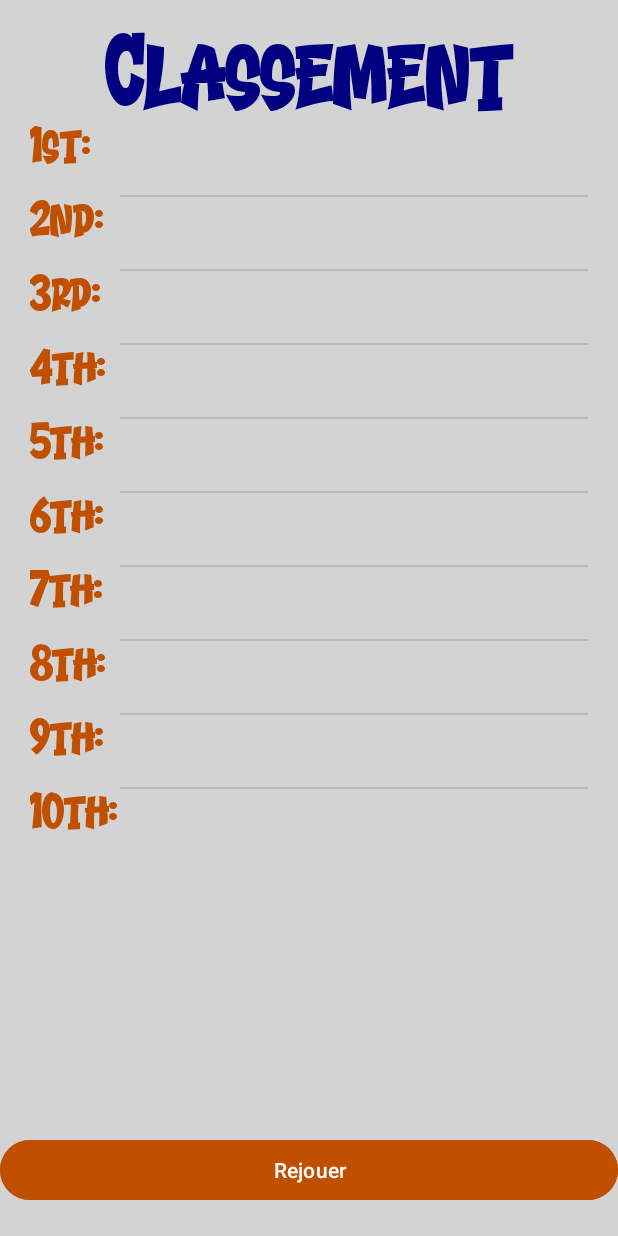
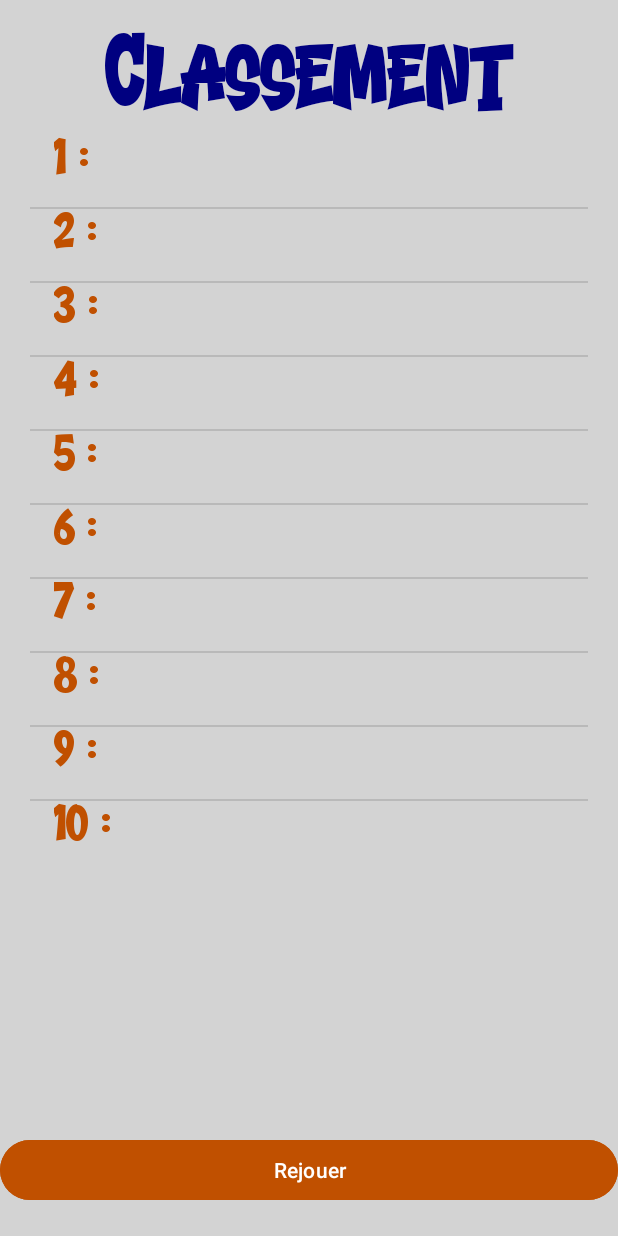
Before and after one commit to Develay/AndroidProject, an Android app: the LeaderBoard screen opened directly, with no data from a screen before it, on a phone screen of 412 x 824 dp. Run offline under Robolectric (Android 15) with nearby library versions, the phone set to English and light mode, and no system bars.

Commit message:
Rotate design

```diff
--- a/app/src/main/java/com/example/android_project/LeaderBoard.java
+++ b/app/src/main/java/com/example/android_project/LeaderBoard.java
@@ -2,6 +2,7 @@ package com.example.android_project;
 
 import android.content.Intent;
 import android.os.Bundle;
+import android.widget.AbsListView;
 import android.widget.ArrayAdapter;
 import android.widget.ListView;
 
@@ -17,7 +18,10 @@ public class LeaderBoard extends AppCompatActivity {
     private ActivityLeaderBoardBinding binding;
     private ScoreManager scoreManager;
     private ListView listView;
+    private ListView positionsListView;
     private ArrayAdapter<String> adapter;
+
+    private int currentLevel = 0;
 
     @Override
     protected void onCreate(Bundle savedInstanceState) {
@@ -25,17 +29,57 @@ public class LeaderBoard extends AppCompatActivity {
         binding = ActivityLeaderBoardBinding.inflate(getLayoutInflater());
         setContentView(binding.getRoot());
 
+        // Récupérer les données envoyées via l'intent
+        Bundle extras = getIntent().getExtras();
+        if (extras != null) {
+            // Extraire la valeur de "level" de l'intent
+            int level = extras.getInt("level", 20); // La valeur par défaut est 20 si "level" n'est pas trouvé
+            currentLevel = level;
+        }
+
         scoreManager = new ScoreManager(this);
         listView = findViewById(R.id.listView);
-        List<Resultat> highScores = scoreManager.getHighScores();
+        positionsListView = findViewById(R.id.positionsListView);
+        List<Resultat> highScores = scoreManager.getHighScores(currentLevel);
 
         List<String> displayScores = new ArrayList<>();
-        for (Resultat resultat : highScores) {
-            displayScores.add(resultat.toString());
+        List<String> displayPositions = new ArrayList<>();
+        for (int i = 0; i < highScores.size(); i++) {
+            displayScores.add(highScores.get(i).toString());
+            displayPositions.add(String.valueOf(i + 1 + " :")); // Les positions commencent à 1
         }
 
         adapter = new ArrayAdapter<>(this, R.layout.list_item, displayScores);
         listView.setAdapter(adapter);
+
+        ArrayAdapter<String> positionsAdapter = new ArrayAdapter<>(this, R.layout.position_list_item, displayPositions);
+        positionsListView.setAdapter(positionsAdapter);
+
+        listView.setOnScrollListener(new AbsListView.OnScrollListener() {
+            @Override
+            public void onScrollStateChanged(AbsListView view, int scrollState) {
+                // Pas besoin de faire quoi que ce soit ici
+            }
+
+            @Override
+            public void onScroll(AbsListView view, int firstVisibleItem, int visibleItemCount, int totalItemCount) {
+                // Synchroniser le défilement de positionsListView avec listView
+                positionsListView.setSelection(firstVisibleItem);
+            }
+        });
+
+        positionsListView.setOnScrollListener(new AbsListView.OnScrollListener() {
+            @Override
+            public void onScrollStateChanged(AbsListView view, int scrollState) {
+                // Pas besoin de faire quoi que ce soit ici
+            }
+
+            @Override
+            public void onScroll(AbsListView view, int firstVisibleItem, int visibleItemCount, int totalItemCount) {
+                // Synchroniser le défilement de listView avec positionsListView
+                listView.setSelection(firstVisibleItem);
+            }
+        });
 
         findViewById(R.id.ReplayButton).setOnClickListener(v -> restartGame());
     }
--- a/app/src/main/java/com/example/android_project/Memory.java
+++ b/app/src/main/java/com/example/android_project/Memory.java
@@ -25,7 +25,7 @@ public class Memory extends AppCompatActivity {
 
     private int firstCard, secondCard;
     private boolean isFirst = true;
-    private  float nbCards = 0;
+    private  int nbCards = 0;
 
     private int nbCoups = 0;
 
@@ -139,6 +139,7 @@ public class Memory extends AppCompatActivity {
         Intent intent = new Intent(this, Results.class);
         intent.putExtra("SCORE", nbCoups);
         intent.putExtra("TIMER", timeElapsed);
+        intent.putExtra("level", nbCards);
         startActivity(intent);
         finish();
     }
--- a/app/src/main/java/com/example/android_project/Resultat.java
+++ b/app/src/main/java/com/example/android_project/Resultat.java
@@ -26,7 +26,7 @@ public class Resultat {
         long minutes = (getTime() / 1000) / 60;
         long seconds = (getTime() / 1000) % 60;
         long milliseconds = getTime() % 1000;
-        return getPseudo() + " | Score: " + getScore() + ", Time: " + minutes + ":" + String.format("%02d", seconds) + ":" + milliseconds;
+        return getPseudo() + " \n| Score: " + getScore() + ", Time: " + minutes + ":" + String.format("%02d", seconds) + ":" + milliseconds;
     }
 
     public String getPseudo() {
--- a/app/src/main/java/com/example/android_project/ScoreManager.java
+++ b/app/src/main/java/com/example/android_project/ScoreManager.java
@@ -22,8 +22,8 @@ public class ScoreManager {
         preferences = context.getSharedPreferences(PREFS_NAME, Context.MODE_PRIVATE);
     }
 
-    public void saveHighScore(Resultat resultat) {
-        List<Resultat> highScores = getHighScores();
+    public void saveHighScore(Resultat resultat, int level) {
+        List<Resultat> highScores = getHighScores(level);
 
         if (highScores.size() < MAX_HIGH_SCORES) {
             highScores.add(resultat);
@@ -43,7 +43,7 @@ public class ScoreManager {
         editor.apply();
     }
 
-    public List<Resultat> getHighScores() {
+    public List<Resultat> getHighScores(int level) {
         List<Resultat> highScores = new ArrayList<>();
         for (int i = 0; i < MAX_HIGH_SCORES; i++) {
             int score = preferences.getInt(KEY_HIGH_SCORES + i, 200);
--- a/app/src/main/res/layout/activity_leader_board.xml
+++ b/app/src/main/res/layout/activity_leader_board.xml
@@ -20,134 +20,29 @@
         android:textSize="60sp"
         app:layout_constraintTop_toTopOf="parent" />
 
+    <ScrollView
+        android:layout_width="match_parent"
+        android:layout_height="match_parent"
+        app:layout_constraintBottom_toTopOf="@id/ReplayButton"
+        app:layout_constraintTop_toBottomOf="@id/Leaderboard"
+        android:layout_marginTop="90dp"
+        android:layout_marginBottom="90dp"
+        android:fillViewport="true">
+
         <LinearLayout
             android:layout_width="match_parent"
-            android:layout_height="wrap_content"
+            android:layout_height="0dp"
             android:layout_marginLeft="20dp"
             android:layout_marginRight="20dp"
             android:layout_weight="1"
             android:orientation="horizontal"
-            android:weightSum="2"
-            app:layout_constraintTop_toBottomOf="@id/Leaderboard">
+            android:weightSum="2">
 
-            <LinearLayout
-                android:layout_width="120dp"
+            <ListView
+                android:id="@+id/positionsListView"
+                android:layout_width="wrap_content"
                 android:layout_height="wrap_content"
-                android:layout_weight="1"
-                android:orientation="vertical"
-                android:weightSum="5">
-
-                <TextView
-                    android:id="@+id/Position0"
-                    android:layout_width="wrap_content"
-                    android:layout_height="wrap_content"
-                    android:layout_marginBottom="18dp"
-                    android:layout_weight="1"
-                    android:fontFamily="@font/gemstone"
-                    android:text="1st:"
-                    android:textColor="@color/orange"
-                    android:textSize="30sp" />
-
-                <TextView
-                    android:id="@+id/Position1"
-                    android:layout_width="wrap_content"
-                    android:layout_height="wrap_content"
-                    android:layout_marginBottom="18dp"
-                    android:layout_weight="1"
-                    android:fontFamily="@font/gemstone"
-                    android:text="2nd:"
-                    android:textColor="@color/orange"
-                    android:textSize="30sp" />
-
-                <TextView
-                    android:id="@+id/Position2"
-                    android:layout_width="wrap_content"
-                    android:layout_height="wrap_content"
-                    android:layout_marginBottom="18dp"
-                    android:layout_weight="1"
-                    android:fontFamily="@font/gemstone"
-                    android:text="3rd:"
-                    android:textColor="@color/orange"
-                    android:textSize="30sp" />
-
-                <TextView
-                    android:id="@+id/Position3"
-                    android:layout_width="wrap_content"
-                    android:layout_height="wrap_content"
-                    android:layout_marginBottom="18dp"
-                    android:layout_weight="1"
-                    android:fontFamily="@font/gemstone"
-                    android:text="4th:"
-                    android:textColor="@color/orange"
-                    android:textSize="30sp" />
-
-                <TextView
-                    android:id="@+id/Position4"
-                    android:layout_width="wrap_content"
-                    android:layout_height="wrap_content"
-                    android:layout_marginBottom="18dp"
-                    android:layout_weight="1"
-                    android:fontFamily="@font/gemstone"
-                    android:text="5th:"
-                    android:textColor="@color/orange"
-                    android:textSize="30sp" />
-
-                <TextView
-                    android:id="@+id/Position5"
-                    android:layout_width="wrap_content"
-                    android:layout_height="wrap_content"
-                    android:layout_marginBottom="18dp"
-                    android:layout_weight="1"
-                    android:fontFamily="@font/gemstone"
-                    android:text="6th:"
-                    android:textColor="@color/orange"
-                    android:textSize="30sp" />
-
-                <TextView
-                    android:id="@+id/Position6"
-                    android:layout_width="wrap_content"
-                    android:layout_height="wrap_content"
-                    android:layout_marginBottom="18dp"
-                    android:layout_weight="1"
-                    android:fontFamily="@font/gemstone"
-                    android:text="7th:"
-                    android:textColor="@color/orange"
-                    android:textSize="30sp" />
-
-                <TextView
-                    android:id="@+id/Position7"
-                    android:layout_width="wrap_content"
-                    android:layout_height="wrap_content"
-                    android:layout_marginBottom="18dp"
-                    android:layout_weight="1"
-                    android:fontFamily="@font/gemstone"
-                    android:text="8th:"
-                    android:textColor="@color/orange"
-                    android:textSize="30sp" />
-
-                <TextView
-                    android:id="@+id/Position8"
-                    android:layout_width="wrap_content"
-                    android:layout_height="wrap_content"
-                    android:layout_marginBottom="18dp"
-                    android:layout_weight="1"
-                    android:fontFamily="@font/gemstone"
-                    android:text="9th:"
-                    android:textColor="@color/orange"
-                    android:textSize="30sp" />
-
-                <TextView
-                    android:id="@+id/Position9"
-                    android:layout_width="wrap_content"
-                    android:layout_height="wrap_content"
-                    android:layout_marginBottom="18dp"
-                    android:layout_weight="1"
-                    android:fontFamily="@font/gemstone"
-                    android:text="10th:"
-                    android:textColor="@color/orange"
-                    android:textSize="30sp" />
-
-            </LinearLayout>
+                android:layout_weight="1" />
 
             <ListView
                 android:id="@+id/listView"
@@ -155,6 +50,7 @@
                 android:layout_height="wrap_content"
                 android:layout_weight="1" />
         </LinearLayout>
+    </ScrollView>
 
     <Button
         android:id="@+id/ReplayButton"
--- a/app/src/main/res/layout/grid_item.xml
+++ b/app/src/main/res/layout/grid_item.xml
@@ -4,15 +4,15 @@
     android:layout_height="match_parent">
 
     <LinearLayout
-        android:layout_width="75dp"
+        android:layout_width="match_parent"
         android:layout_height="75dp"
+        android:gravity="center"
         android:orientation="vertical">
 
         <ImageView
             android:id="@+id/back_card"
             android:layout_width="match_parent"
             android:layout_height="match_parent"
-            android:scaleType="fitCenter"
             android:src="@drawable/logo_carmatch" />
 
     </LinearLayout>
--- /dev/null
+++ b/app/src/main/res/layout/position_list_item.xml
@@ -0,0 +1,14 @@
+<?xml version="1.0" encoding="utf-8"?>
+
+
+<TextView xmlns:android="http://schemas.android.com/apk/res/android"
+    android:id="@android:id/text1"
+    android:layout_width="match_parent"
+    android:layout_height="wrap_content"
+    android:textAppearance="?android:attr/textAppearanceListItemSmall"
+    android:paddingStart="?android:attr/listPreferredItemPaddingStart"
+    android:paddingEnd="?android:attr/listPreferredItemPaddingEnd"
+    android:minHeight="?android:attr/listPreferredItemHeightSmall"
+    android:fontFamily="@font/gemstone"
+    android:textColor="@color/orange"
+    android:textSize="30dp"/>
```
Also changed, not shown: app/src/main/java/com/example/android_project/Results.java (+18 -4 lines), app/src/main/res/layout/activity_main.xml (+56 -34 lines), app/src/main/res/layout/activity_memory.xml (+10 -16 lines), app/src/main/res/layout/activity_results.xml (+14 -12 lines).
